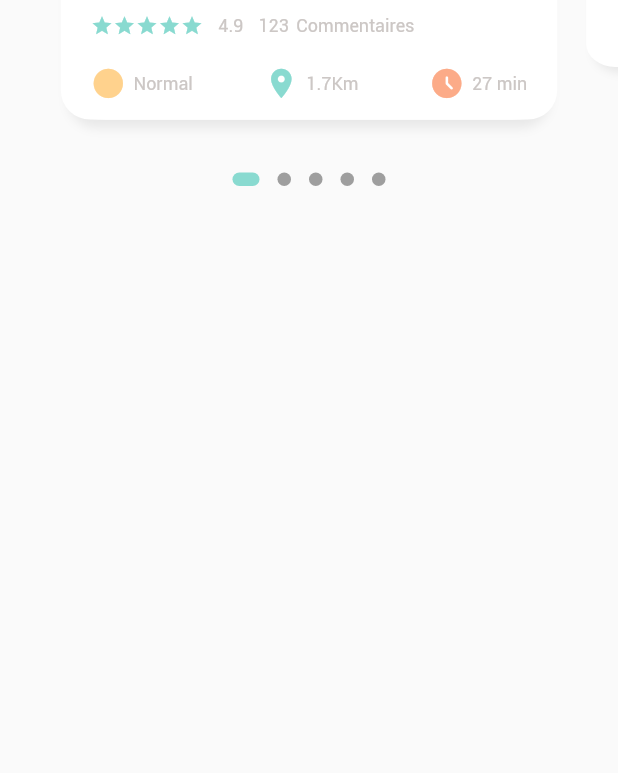
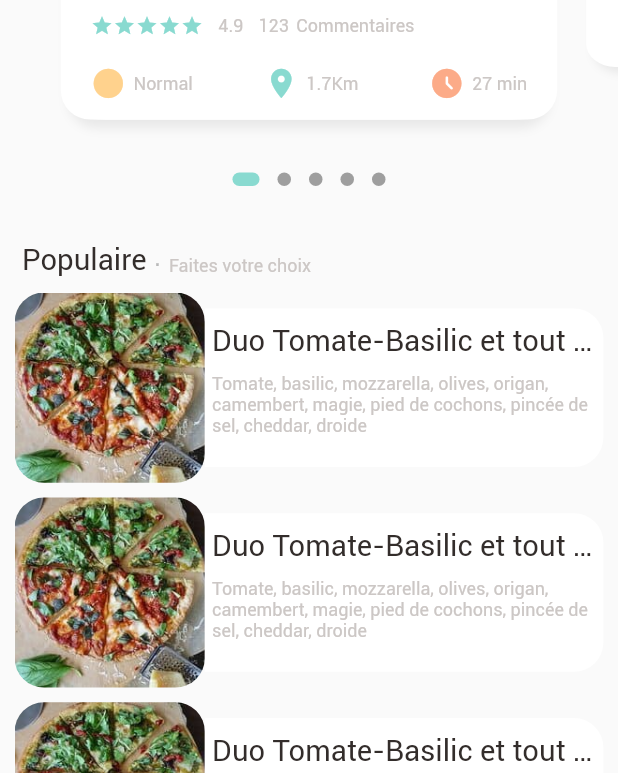
Before and after one commit to Francky06/food_delivery_app, a Flutter app: the screen it shows after launch, on a phone screen of 412 x 824 dp, the part 463-1236 px from its top. Run offline on Flutter 3.47's test engine with Material 2 defaults, Android fonts, the phone set to English and light mode, and no system bars; drawn by our look-alikes of dots_indicator; our stand-ins replace get.

Commit message:
end of home page for now

```diff
--- a/pizza_app/lib/home/food_page_body.dart
+++ b/pizza_app/lib/home/food_page_body.dart
@@ -62,6 +62,90 @@ class _FoodPageBodyState extends State<FoodPageBody> {
           activeShape: RoundedRectangleBorder(borderRadius: BorderRadius.circular(5.0)),
         ),
       ),
+        //popular text
+        SizedBox(height: Dimensions.height30),
+        Container(
+          margin: EdgeInsets.only(left: Dimensions.width30),
+          child: Row(
+            crossAxisAlignment: CrossAxisAlignment.end,
+            children: [
+              BigText(text: "Populaire"),
+              SizedBox(width: Dimensions.width10),
+              Container(
+                margin: const EdgeInsets.only(bottom: 3),
+                child: BigText(text: ".", color: Colors.black26)
+              ),
+              SizedBox(width: Dimensions.width10),
+              Container(
+                margin: const EdgeInsets.only(bottom: 1),
+                child: SmallText(text: "Faites votre choix"),
+              )
+            ],
+          ),
+        ),
+
+        // list of food image
+
+          ListView.builder(
+            physics: NeverScrollableScrollPhysics(),
+              shrinkWrap: true,
+              itemCount: 10,
+              itemBuilder: (context, index) {
+                return Container(
+                  margin: EdgeInsets.only(left: Dimensions.width20, right: Dimensions.width20, top: Dimensions.height10),
+                  child: Row(
+                    children: [
+                      Container(
+                        width:Dimensions.listViewImg,
+                        height: Dimensions.listViewImg,
+                        decoration: BoxDecoration(
+                            borderRadius: BorderRadius.circular(Dimensions.radius20),
+                            color: Colors.white38,
+                            image: DecorationImage(
+                              fit: BoxFit.cover,
+                                image: AssetImage(
+                                    "assets/img/pizza-basilic.jpg"
+                                )
+                            )
+                        ),
+                      ),
+                      Expanded(
+                        child: Container(
+                          height: Dimensions.listViewTextContainer,
+                          decoration: BoxDecoration(
+                            borderRadius: BorderRadius.only(
+                              topRight: Radius.circular(Dimensions.radius20),
+                              bottomRight: Radius.circular(Dimensions.radius20),
+                            ),
+                            color: Colors.white,
+                          ),
+                          child: Padding(
+                            padding: EdgeInsets.only(left: Dimensions.width10, right: Dimensions.width10),
+                            child: Column(
+                              crossAxisAlignment: CrossAxisAlignment.start,
+                              mainAxisAlignment: MainAxisAlignment.center,
+                              children: [
+                                BigText(text: "Duo Tomate-Basilic et tout le tralala"),
+                                SizedBox(height: Dimensions.height10),
+                                SmallText(text: "Tomate, basilic, mozzarella, olives, origan, camembert, magie, pied de cochons, pincée de sel, cheddar, droide"),
+                                SizedBox(height: Dimensions.height10),
+                                /* Row(
+                                  mainAxisAlignment: MainAxisAlignment.spaceBetween,
+                                  children: [
+                                    IconAndText(icon: Icons.circle_sharp, text: "Normal", iconColor: AppColors.iconColor1),
+                                    IconAndText(icon: Icons.location_on, text: "1.7Km", iconColor: AppColors.mainColor),
+                                    IconAndText(icon: Icons.access_time_filled_rounded, text: "27 min", iconColor: AppColors.iconColor2),
+                                  ],
+                                )*/
+                              ],
+                            ),
+                          ),
+                        ),
+                      )
+                    ],
+                  ),
+                );
+              }),
       ],
     );
   }
--- a/pizza_app/lib/home/main_food_page.dart
+++ b/pizza_app/lib/home/main_food_page.dart
@@ -52,7 +52,9 @@ class _MainFoodPageState extends State<MainFoodPage> {
               ),
             ),
           ),
-          FoodPageBody(),
+          Expanded(child: SingleChildScrollView(
+            child: FoodPageBody(),
+          ))
         ],
       )
 
--- a/pizza_app/lib/utils/dimensions.dart
+++ b/pizza_app/lib/utils/dimensions.dart
@@ -25,10 +25,16 @@ class Dimensions {
 
   //font dynamic
   static double font20 = screenHeight/42.2;
+
+  //raadius
   static double radius15 = screenHeight/56.27;
   static double radius20 = screenHeight/42.2;
   static double radius30 = screenHeight/28.13;
 
   //icon size
   static double iconSize24 = screenHeight/35.17;
+
+  //listview
+  static double listViewImg = screenWidth/3.25;
+  static double listViewTextContainer = screenWidth/3.9;
 }
```
